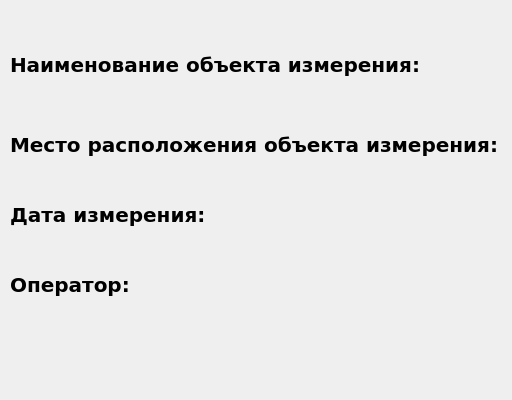
kozlov174/raspberry_app, file secondUI.ui: the form before one commit.
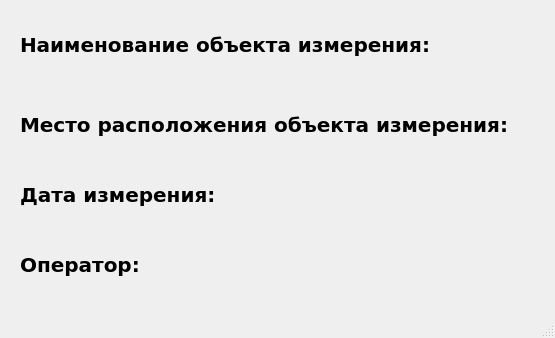
The form after the commit.

Commit message: add second window interface

The edit to the form file:
```diff
--- a/secondUI.ui
+++ b/secondUI.ui
@@ -1,47 +1,24 @@
 <?xml version="1.0" encoding="UTF-8"?>
 <ui version="4.0">
- <class>Form</class>
- <widget class="QWidget" name="Form">
+ <class>SettingsWindow</class>
+ <widget class="QMainWindow" name="SettingsWindow">
   <property name="geometry">
    <rect>
     <x>0</x>
     <y>0</y>
-    <width>512</width>
-    <height>400</height>
+    <width>555</width>
+    <height>338</height>
    </rect>
   </property>
   <property name="windowTitle">
    <string>Form</string>
   </property>
-  <widget class="QLabel" name="label">
-   <property name="geometry">
-    <rect>
-     <x>10</x>
-     <y>40</y>
-     <width>441</width>
-     <height>51</height>
-    </rect>
-   </property>
-   <property name="font">
-    <font>
-     <family>Verdana</family>
-     <pointsize>15</pointsize>
-     <weight>75</weight>
-     <bold>true</bold>
-    </font>
-   </property>
-   <property name="text">
-    <string>Наименование объекта измерения:</string>
-   </property>
-   <property name="textFormat">
-    <enum>Qt::RichText</enum>
-   </property>
-  </widget>
+  <widget class="QWidget" name="centralwidget">
   <widget class="QLabel" name="label_2">
    <property name="geometry">
     <rect>
-     <x>10</x>
-     <y>120</y>
+      <x>20</x>
+      <y>100</y>
      <width>491</width>
      <height>51</height>
     </rect>
@@ -64,8 +41,8 @@
   <widget class="QLabel" name="label_3">
    <property name="geometry">
     <rect>
-     <x>10</x>
-     <y>190</y>
+      <x>20</x>
+      <y>170</y>
      <width>211</width>
      <height>51</height>
     </rect>
@@ -85,11 +62,35 @@
     <enum>Qt::RichText</enum>
    </property>
   </widget>
+   <widget class="QLabel" name="label">
+    <property name="geometry">
+     <rect>
+      <x>20</x>
+      <y>20</y>
+      <width>441</width>
+      <height>51</height>
+     </rect>
+    </property>
+    <property name="font">
+     <font>
+      <family>Verdana</family>
+      <pointsize>15</pointsize>
+      <weight>75</weight>
+      <bold>true</bold>
+     </font>
+    </property>
+    <property name="text">
+     <string>Наименование объекта измерения:</string>
+    </property>
+    <property name="textFormat">
+     <enum>Qt::RichText</enum>
+    </property>
+   </widget>
   <widget class="QLabel" name="label_4">
    <property name="geometry">
     <rect>
-     <x>10</x>
-     <y>260</y>
+      <x>20</x>
+      <y>240</y>
      <width>211</width>
      <height>51</height>
     </rect>
@@ -109,6 +110,8 @@
     <enum>Qt::RichText</enum>
    </property>
   </widget>
+  </widget>
+  <widget class="QStatusBar" name="statusbar"/>
  </widget>
  <resources/>
  <connections/>
```
Left out of the diff: 2 changed lines with no effect on the pictures. Lines whose indentation alone changed are shown as unchanged.
